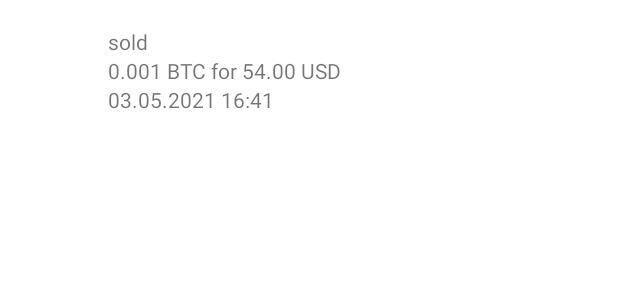
After one commit to magnuen2k/PGR208-Exam, an Android app: the layout transactions_item.xml on its own in the app's theme, with its tools: preview values and no code run, on a phone screen of 412 x 824 dp. The commit adds this screen. Shown: the top 300 px of the screen. Run offline under Robolectric (Android 15) with nearby library versions, the phone set to English and light mode, and no system bars.

Commit message:
Transactions should now show up, next is adding sell functionality, and then fix formatting of numbers and other bugs

```diff
--- a/app/src/main/AndroidManifest.xml
+++ b/app/src/main/AndroidManifest.xml
@@ -12,7 +12,8 @@
         android:roundIcon="@mipmap/ic_launcher_round"
         android:supportsRtl="true"
         android:theme="@style/Theme.Pgr208exam">
-        <activity android:name=".activities.HomeActivity"></activity>
+        <activity android:name=".activities.TransactionsActivity"></activity>
+        <activity android:name=".activities.HomeActivity" />
         <activity android:name=".activities.TransactionActivity" />
         <activity android:name=".MainActivity">
             <intent-filter>
--- a/app/src/main/java/no/kristiania/pgr208_exam/activities/HomeActivity.kt
+++ b/app/src/main/java/no/kristiania/pgr208_exam/activities/HomeActivity.kt
@@ -58,7 +58,7 @@ class HomeActivity : AppCompatActivity() {
         }
 
         binding.pointsHeader.setOnClickListener {
-            supportFragmentManager.beginTransaction().replace(R.id.fragment_container, UserPortfolioFragment(), "CcOverviewFragment").commit()
+            supportFragmentManager.beginTransaction().replace(R.id.fragment_container, UserPortfolioFragment(), "UserPortfolioFragment").addToBackStack("").commit()
         }
     }
 }
--- a/app/src/main/java/no/kristiania/pgr208_exam/datastorage/db/UserTransactionsDAO.kt
+++ b/app/src/main/java/no/kristiania/pgr208_exam/datastorage/db/UserTransactionsDAO.kt
@@ -4,6 +4,7 @@ import no.kristiania.pgr208_exam.datastorage.entities.UserTransaction
 
 import androidx.room.Dao
 import androidx.room.Insert
+import androidx.room.Query
 
 @Dao
 interface UserTransactionsDAO {
@@ -12,5 +13,8 @@ interface UserTransactionsDAO {
     suspend fun insert(portfolio: UserTransaction)
 
     // Add function to get all users transactions
+    @Query("SELECT * FROM user_transactions")
+    suspend fun fetchAll() : List<UserTransaction>
+
 
 }
--- /dev/null
+++ b/app/src/main/res/layout/transactions_item.xml
@@ -0,0 +1,48 @@
+<?xml version="1.0" encoding="utf-8"?>
+<LinearLayout
+    xmlns:android="http://schemas.android.com/apk/res/android"
+    xmlns:app="http://schemas.android.com/apk/res-auto"
+    xmlns:tools="http://schemas.android.com/tools"
+    android:layout_width="match_parent"
+    android:layout_height="match_parent">
+
+    <androidx.constraintlayout.widget.ConstraintLayout
+        android:layout_width="match_parent"
+        android:layout_height="wrap_content">
+
+
+        <ImageView
+            android:id="@+id/transactionSymbol"
+            android:layout_width="40dp"
+            android:layout_height="40dp"
+            android:layout_marginStart="16dp"
+            app:layout_constraintBottom_toBottomOf="parent"
+            app:layout_constraintStart_toStartOf="parent"
+            app:layout_constraintTop_toTopOf="parent" />
+
+        <TextView
+            android:id="@+id/transactionType"
+            android:layout_width="wrap_content"
+            android:layout_height="wrap_content"
+            android:layout_marginStart="16dp"
+            app:layout_constraintStart_toEndOf="@+id/transactionSymbol"
+            app:layout_constraintTop_toTopOf="@+id/transactionSymbol"
+            tools:text="sold" />
+
+        <TextView
+            android:id="@+id/volumeForBuyValue"
+            android:layout_width="wrap_content"
+            android:layout_height="wrap_content"
+            app:layout_constraintStart_toStartOf="@+id/transactionType"
+            app:layout_constraintTop_toBottomOf="@+id/transactionType"
+            tools:text="0.001 BTC for 54.00 USD" />
+
+        <TextView
+            android:id="@+id/timeOfTransaction"
+            android:layout_width="wrap_content"
+            android:layout_height="wrap_content"
+            app:layout_constraintStart_toStartOf="@+id/volumeForBuyValue"
+            app:layout_constraintTop_toBottomOf="@+id/volumeForBuyValue"
+            tools:text="03.05.2021 16:41" />
+    </androidx.constraintlayout.widget.ConstraintLayout>
+</LinearLayout>
```
Also changed, not shown: app/src/main/java/no/kristiania/pgr208_exam/activities/TransactionsActivity.kt (added, +49 -0 lines), app/src/main/java/no/kristiania/pgr208_exam/adapters/TransactionsAdapter.kt (added, +33 -0 lines), app/src/main/java/no/kristiania/pgr208_exam/fragments/UserPortfolioFragment.kt (+19 -30 lines), app/src/main/java/no/kristiania/pgr208_exam/viewmodels/UserPortfolioViewModel.kt (added, +57 -0 lines), app/src/main/res/layout/activity_transactions.xml (added, +30 -0 lines).
